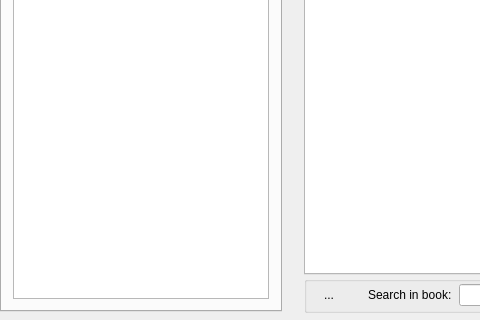
Old version of the form mainwindow.ui in the repository MosheWagner/Orayta-QT; both pictures show x 0 to 480 and y 397 to 717 of the 1089 by 717 pixel window.
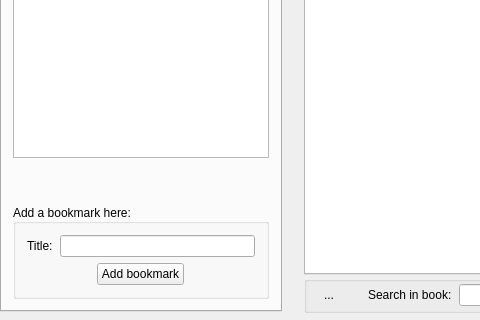
New version of the form. The open tabs and pages were chosen to show the change. Icons and pictures are not drawn. Custom widgets are drawn as their Qt base class.

Commit message: Added add bookmark button to bookmarktab itself

```diff
--- a/mainwindow.ui
+++ b/mainwindow.ui
@@ -1792,6 +1792,80 @@
              </property>
             </widget>
            </item>
+           <item>
+            <spacer name="verticalSpacer">
+             <property name="orientation">
+              <enum>Qt::Vertical</enum>
+             </property>
+             <property name="sizeType">
+              <enum>QSizePolicy::Maximum</enum>
+             </property>
+             <property name="sizeHint" stdset="0">
+              <size>
+               <width>20</width>
+               <height>40</height>
+              </size>
+             </property>
+            </spacer>
+           </item>
+           <item>
+            <widget class="QGroupBox" name="groupBox_2">
+             <property name="title">
+              <string>Add a bookmark here:</string>
+             </property>
+             <property name="alignment">
+              <set>Qt::AlignLeading|Qt::AlignLeft|Qt::AlignVCenter</set>
+             </property>
+             <layout class="QVBoxLayout" name="verticalLayout_6">
+              <item>
+               <layout class="QHBoxLayout" name="horizontalLayout_7">
+                <property name="spacing">
+                 <number>7</number>
+                </property>
+                <property name="topMargin">
+                 <number>0</number>
+                </property>
+                <item>
+                 <widget class="QLabel" name="label_3">
+                  <property name="text">
+                   <string>Title:</string>
+                  </property>
+                  <property name="scaledContents">
+                   <bool>true</bool>
+                  </property>
+                  <property name="wordWrap">
+                   <bool>true</bool>
+                  </property>
+                 </widget>
+                </item>
+                <item>
+                 <widget class="QLineEdit" name="bookmarkTitleLine"/>
+                </item>
+               </layout>
+              </item>
+              <item>
+               <layout class="QHBoxLayout" name="horizontalLayout_10">
+                <property name="topMargin">
+                 <number>0</number>
+                </property>
+                <item>
+                 <widget class="QPushButton" name="addBookMark">
+                  <property name="sizePolicy">
+                   <sizepolicy hsizetype="Maximum" vsizetype="Fixed">
+                    <horstretch>0</horstretch>
+                    <verstretch>0</verstretch>
+                   </sizepolicy>
+                  </property>
+                  <property name="text">
+                   <string>Add bookmark</string>
+                  </property>
+                 </widget>
+                </item>
+               </layout>
+              </item>
+             </layout>
+            </widget>
+           </item>
           </layout>
          </widget>
         </widget>
```
Left out of the diff: 40 changed lines with no effect on the pictures. The commit also changes 4 other files.
